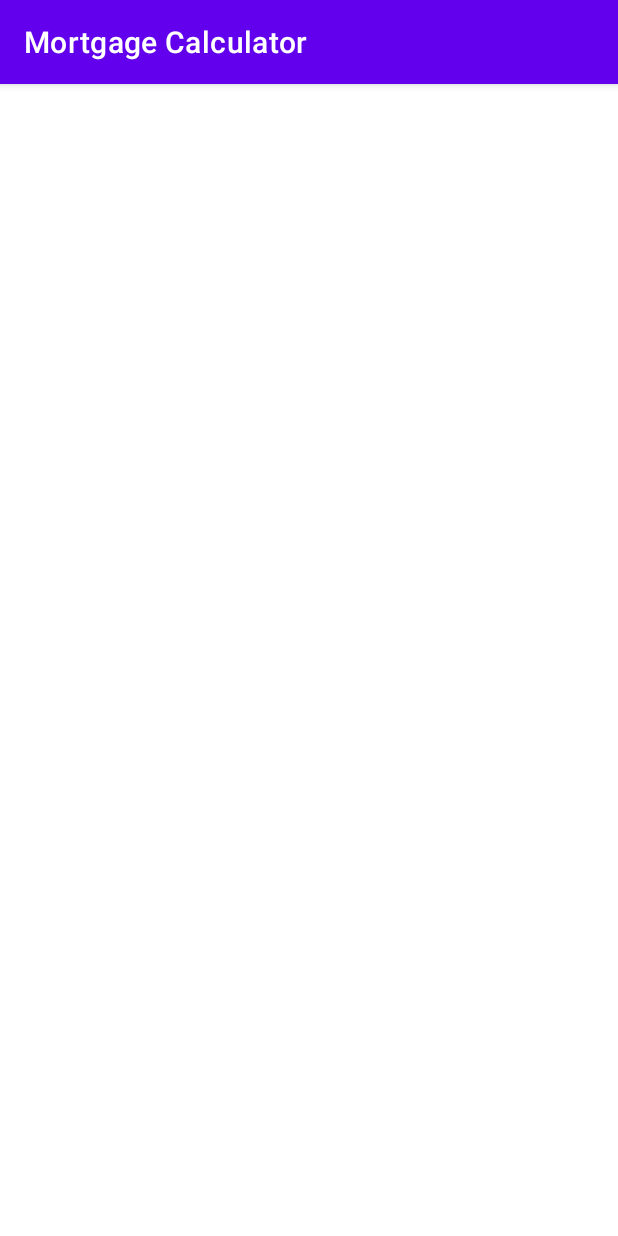
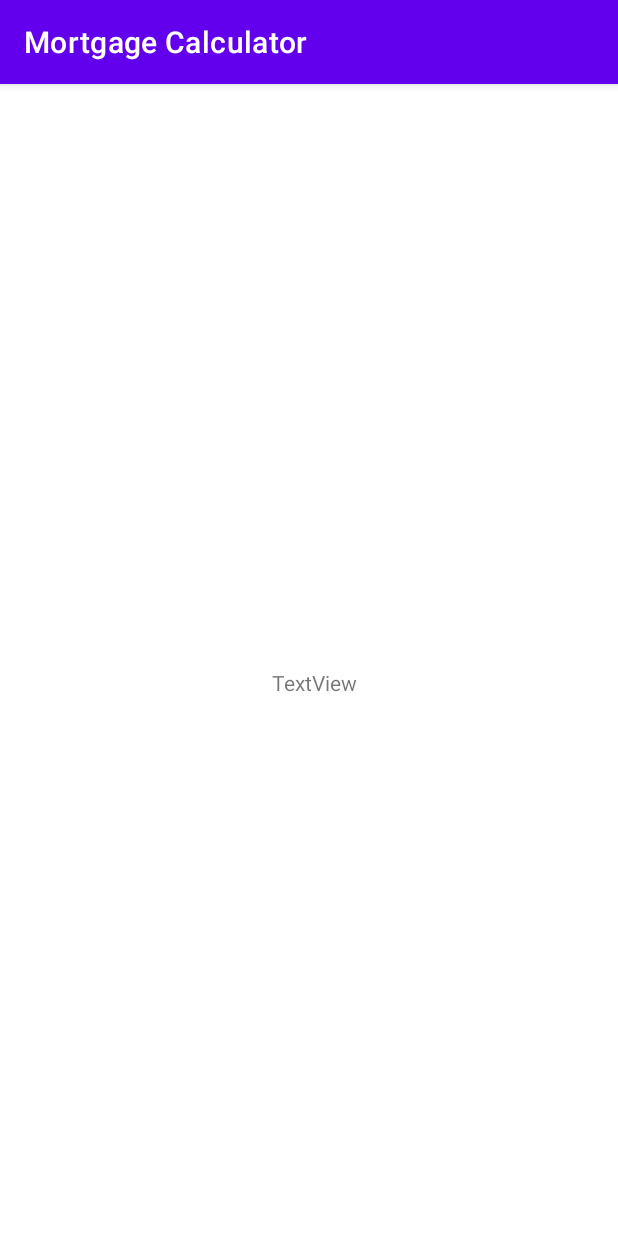
Before and after one commit to Peter-Massarello/Android_Apps_Project_1, an Android app: the MainActivity2 screen opened directly, with no data from a screen before it, on a phone screen of 412 x 824 dp. Run offline under Robolectric (Android 15) with nearby library versions, the phone set to English and light mode, and no system bars.

Commit message:
Passing to next acrivty works, now need to impliment recycler view

```diff
--- a/app/src/main/java/com/example/androidproject1/MainActivity2.kt
+++ b/app/src/main/java/com/example/androidproject1/MainActivity2.kt
@@ -2,10 +2,20 @@ package com.example.androidproject1
 
 import androidx.appcompat.app.AppCompatActivity
 import android.os.Bundle
+import android.util.Log
+import kotlinx.android.synthetic.main.activity_main.*
 
 class MainActivity2 : AppCompatActivity() {
     override fun onCreate(savedInstanceState: Bundle?) {
         super.onCreate(savedInstanceState)
         setContentView(R.layout.activity_main2)
+
+        var intent = intent
+        val apr = intent?.getDoubleExtra("apr", 0.0)
+        val loan = intent?.getIntExtra("loan", 0)
+        val escrow = intent?.getDoubleExtra("escrow", 0.0)
+        val year = intent?.getIntExtra("year", 0)
+
+        Log.e("values", "$apr $loan $escrow $year")
     }
 }
--- a/app/src/main/res/layout/activity_main.xml
+++ b/app/src/main/res/layout/activity_main.xml
@@ -106,7 +106,7 @@
             android:textColor="@color/black"
             android:textSize="25sp"
             app:backgroundTint="#6BEA66"
-
+            android:enabled="false"
             app:layout_constraintEnd_toStartOf="@+id/clearButton"
             app:layout_constraintHorizontal_bias="0.318"
             app:layout_constraintStart_toStartOf="@+id/loan_input"
--- a/app/src/main/res/layout/activity_main2.xml
+++ b/app/src/main/res/layout/activity_main2.xml
@@ -6,4 +6,19 @@
     android:layout_height="match_parent"
     tools:context=".MainActivity2">
 
+    <TextView
+        android:id="@+id/textView"
+        android:layout_width="wrap_content"
+        android:layout_height="wrap_content"
+        android:layout_marginStart="181dp"
+        android:layout_marginTop="353dp"
+        android:layout_marginEnd="172dp"
+        android:layout_marginBottom="359dp"
+        android:text="TextView"
+        app:layout_constraintBottom_toBottomOf="parent"
+        app:layout_constraintEnd_toEndOf="parent"
+        app:layout_constraintHorizontal_bias="0.0"
+        app:layout_constraintStart_toStartOf="parent"
+        app:layout_constraintTop_toTopOf="parent"
+        app:layout_constraintVertical_bias="1.0" />
 </androidx.constraintlayout.widget.ConstraintLayout>
```
Also changed, not shown: app/src/main/java/com/example/androidproject1/MainActivity.kt (+13 -6 lines).
